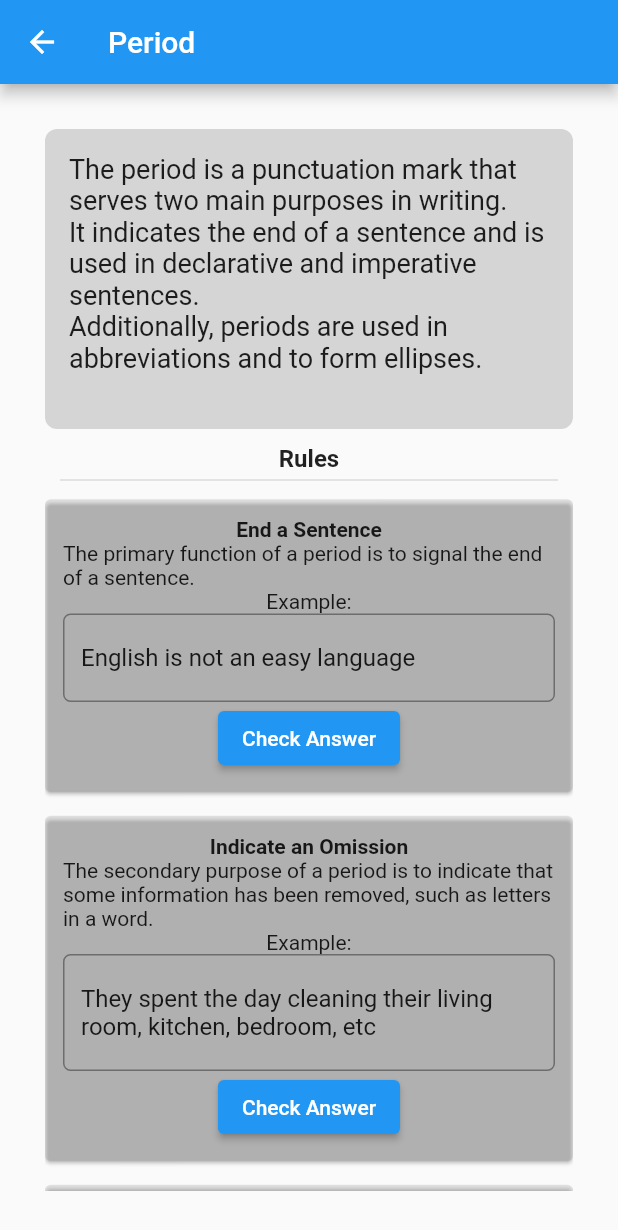
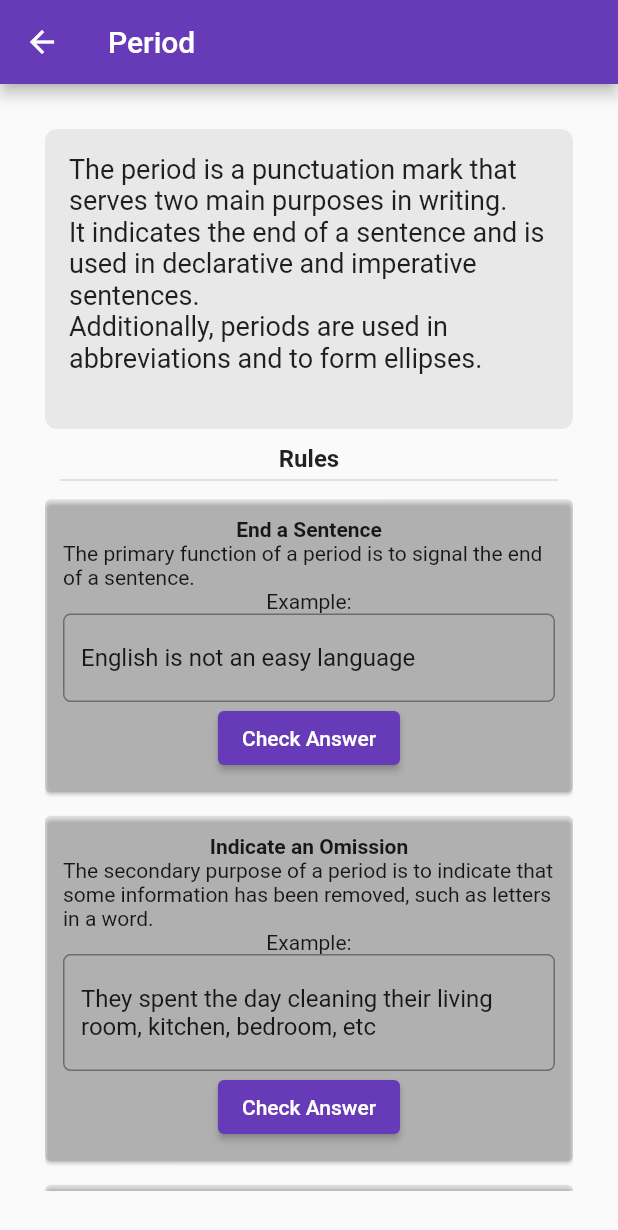
Before and after one commit to jamal-o/punc_quest, a Flutter app: the PunctuationIntroScreen screen opened by its route, after a tap on "Learning Pages", after a tap on "Chapter 1: Period and Comma", after a tap on "Period", on a phone screen of 412 x 824 dp. Shown: the top 1230 px of the screen. Run offline on Flutter 3.47's test engine with Material 2 defaults, Android fonts, the phone set to English and light mode, and no system bars; our stand-ins replace go_router.

Commit message:
minor tweaks

```diff
--- a/deploy.txt
+++ b/deploy.txt
@@ -1,4 +1,4 @@
 in the root folder run these commands to update the web app
 
 flutter build web
-firebase deploy --only hosting
+firebase deploy
--- a/lib/main.dart
+++ b/lib/main.dart
@@ -31,6 +31,7 @@ class _PuctQuestAppState extends State<PuctQuestApp> {
       child: Consumer<AppRouter>(
         builder: (context, value, child) {
           return MaterialApp.router(
+            theme: ThemeData(primarySwatch: Colors.deepPurple),
             debugShowCheckedModeBanner: false,
             title: 'PuctQuest',
             routerDelegate: _router.routerDelegate,
--- a/lib/navigation_and_state/navigation.dart
+++ b/lib/navigation_and_state/navigation.dart
@@ -19,8 +19,8 @@ class AppRouter extends ChangeNotifier {
 
     //TODO: add refresh Listenable
 
-    // initialLocation: '/',
-    initialLocation: '/$lessonsScreen/Period',
+    initialLocation: '/',
+    // initialLocation: '/$lessonsScreen/Period',
     // initialLocation: '/$chaptersScreen',
     routes: [
       GoRoute(
--- a/lib/screens/lesson_screen.dart
+++ b/lib/screens/lesson_screen.dart
@@ -65,7 +65,7 @@ class _LessonScreenState extends State<LessonScreen> {
               alignment: Alignment.center,
               decoration: BoxDecoration(
                 borderRadius: BorderRadius.circular(8),
-                color: Colors.grey.withOpacity(0.4),
+                color: Colors.grey.withOpacity(0.2),
               ),
               padding: const EdgeInsets.all(16.0),
               child: Text(
--- a/lib/screens/punctuation_intro_screen.dart
+++ b/lib/screens/punctuation_intro_screen.dart
@@ -9,7 +9,7 @@ class PunctuationIntroScreen extends StatelessWidget {
   @override
   Widget build(BuildContext context) {
     var Period = Card(
-      color: Colors.blue,
+      color: Theme.of(context).primaryColor,
       child: Column(
         mainAxisAlignment: MainAxisAlignment.center,
         children: const [
@@ -57,7 +57,8 @@ class PunctuationIntroScreen extends StatelessWidget {
                     shape: RoundedRectangleBorder(
                       borderRadius: BorderRadius.circular(15),
                     ),
-                    color: Colors.blue,
+                    // color: Theme.of(context).primaryColor.withOpacity(0.3),
+                    color: Colors.grey.withOpacity(0.2),
                     child: Padding(
                       padding: const EdgeInsets.all(12.0),
                       child: Column(
```
